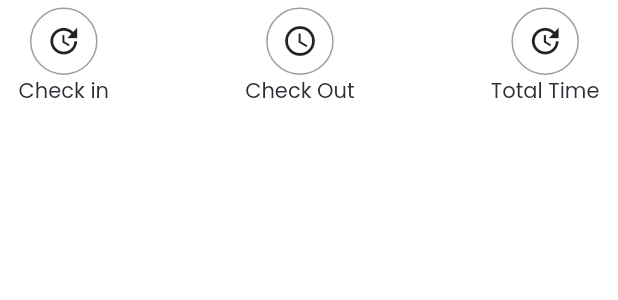
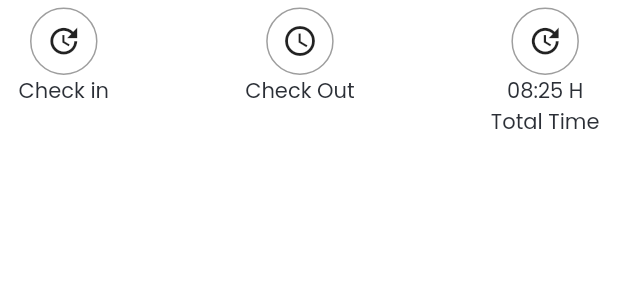
Before and after one commit to mobarak25/work-dairy, a Flutter app: the CheckOutBottomBar widget shown alone on an empty page, opened directly, on a phone screen of 412 x 824 dp. Shown: the top 300 px of the screen. Run offline on Flutter 3.47's test engine with Material 2 defaults, Android fonts, the phone set to English and light mode, and no system bars; our stand-ins replace flutter_svg, get; missing offline and left inert: slide_digital_clock.

Commit message:
checkout

```diff
--- a/lib/bottom_bar/check_out_bottom_bar.dart
+++ b/lib/bottom_bar/check_out_bottom_bar.dart
@@ -31,6 +31,8 @@ class CheckOutBottomBar extends StatelessWidget {
           ),
           CircleBtn(
             press: () {},
+            title: "08:25 H",
+            isTitle: true,
             subTitle: "Total Time",
             icon: Icons.update,
           ),
```
